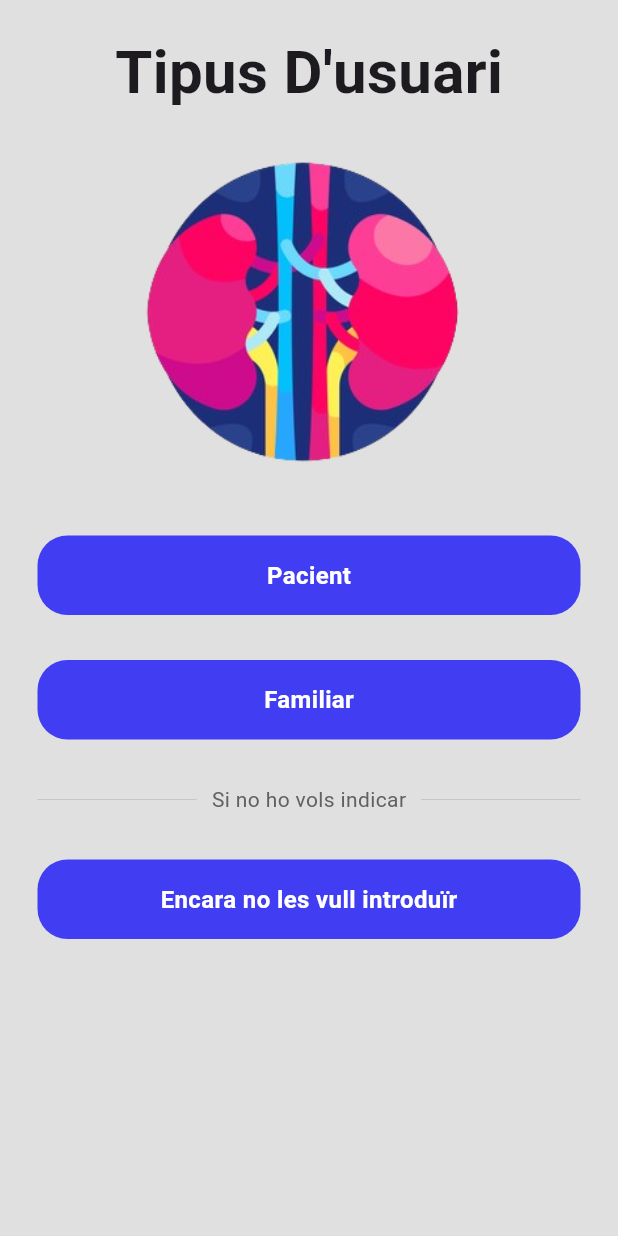
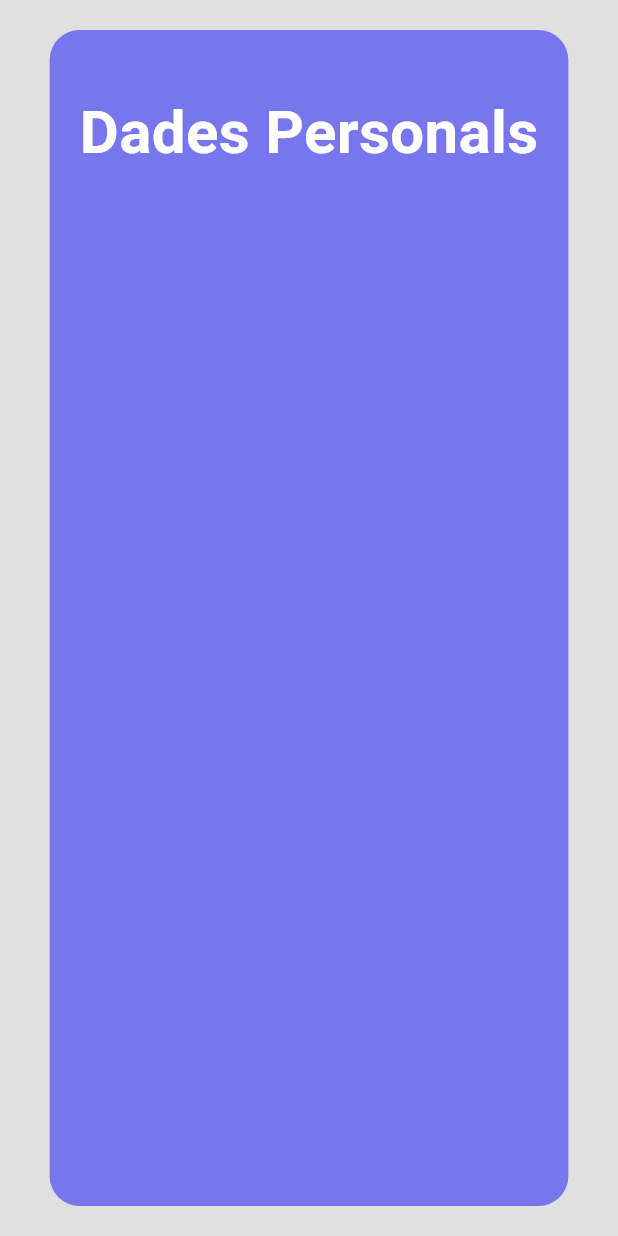
Before and after one commit to robertogarciia/Kidney-Project-Flutter, a Flutter app: the TipusUsuari screen opened directly, after a tap on "Pacient", on a phone screen of 412 x 824 dp. Run offline on Flutter 3.47's test engine with Material 3 defaults, Android fonts, the light colour scheme and no system bars; our stand-ins replace cloud_firestore, firebase_core; accounts and stored records are empty.

Commit message:
Dades Personals

```diff
--- a/lib/main.dart
+++ b/lib/main.dart
@@ -1,4 +1,5 @@
 import 'package:flutter/material.dart';
+import 'package:kidneyproject/pages/dades_personals.dart';
 import 'package:kidneyproject/pages/login_page.dart';
 
 import 'package:firebase_core/firebase_core.dart';
@@ -22,7 +23,7 @@ class MyApp extends StatelessWidget {
   Widget build(BuildContext context) {
     return const MaterialApp(
       debugShowCheckedModeBanner: false,
-      home: LoginPage(),
+      home: /*LoginPage()*/DadesPersonals(),
       );
   }
 }
--- a/lib/pages/dades_personals.dart
+++ b/lib/pages/dades_personals.dart
@@ -1,31 +1,52 @@
-/*import 'package:flutter/material.dart';
-
+import 'package:flutter/material.dart';
+import 'package:kidneyproject/components/btn_iniciSessio.dart';
+import 'package:kidneyproject/pages/login_page.dart';
 
 class DadesPersonals extends StatelessWidget {
   const DadesPersonals({Key? key}) : super(key: key);
 
-  void iniciS() {
-
+  void iniciS(BuildContext context) {
+    Navigator.push(
+      context,
+      MaterialPageRoute(builder: (context) => const LoginPage()),
+    );
   }
 
   @override
   Widget build(BuildContext context) {
     return Scaffold(
       backgroundColor: Colors.grey[300],
-      body: const SafeArea(
+      body: SafeArea(
         child: Center(
-          child: Column(
+          child: Row( // Usar Row en lugar de Center
+            mainAxisAlignment: MainAxisAlignment.center,
+            children: [
+              Container(
+                margin: EdgeInsets.all(20),
+                decoration: BoxDecoration(
+                  color:  Color(0xA6403DF3),
+                  borderRadius: BorderRadius.circular(20),
+                ),
+                padding: const EdgeInsets.all(20),
+                child: const Column(
                   children: <Widget>[
                     SizedBox(
                       height: 20,
                     ),
-
-              //text inicia sessio
+                    // Texto "Dades Personals"
                     Text(
                       "Dades Personals",
                       style: TextStyle(
                         fontSize: 40,
                         fontWeight: FontWeight.bold,
+                        color: Colors.white,
+                      ),
+                    ),
+
+                    SizedBox( height: 30 ),
+
+
+                  ],
                 ),
               ),
             ],
@@ -34,4 +55,4 @@ class DadesPersonals extends StatelessWidget {
       ),
     );
   }
-}*/
+}
--- a/lib/pages/tipus_usuari.dart
+++ b/lib/pages/tipus_usuari.dart
@@ -1,12 +1,16 @@
 import 'package:flutter/material.dart';
 import 'package:kidneyproject/components/btn_general.dart';
+import 'package:kidneyproject/pages/dades_personals.dart';
 
 
 class TipusUsuari extends StatelessWidget {
   const TipusUsuari({Key? key}) : super(key: key);
 
-  void iniciS() {
-
+  void iniciS(BuildContext context) {
+    Navigator.push(
+      context,
+      MaterialPageRoute(builder: (context) => const DadesPersonals()),
+    );
   }
 
   @override
@@ -38,14 +42,18 @@ class TipusUsuari extends StatelessWidget {
 
               BtnGeneral(
                 buttonText: "Pacient",
-                onTap: iniciS
+                onTap: () {
+                  iniciS(context);
+                },
               ),
 
               const SizedBox( height: 30 ),
 
               BtnGeneral(
                 buttonText: "Familiar",
-                onTap: iniciS
+                onTap: () {
+                  iniciS(context);
+                },
               ),
 
               const SizedBox( height: 30 ),
@@ -81,7 +89,9 @@ class TipusUsuari extends StatelessWidget {
 
               BtnGeneral(
                 buttonText: "Encara no les vull introduïr",
-                onTap: iniciS
+                onTap: () {
+                  iniciS(context);
+                },
               ),
             ],
           ),
```
Lines whose indentation alone changed are shown as unchanged.
